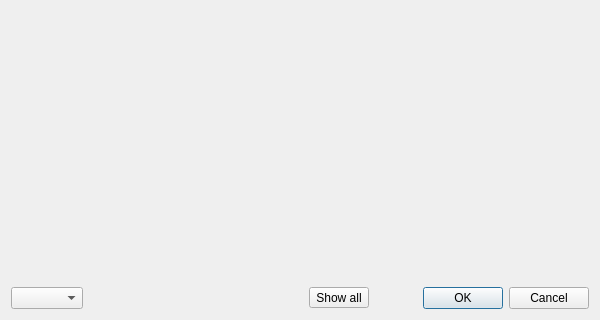
Kuszki/EW-Database, file mergedialog.ui: the form before one commit; both pictures show x 0 to 600 and y 180 to 500 of the 600 by 500 pixel window.
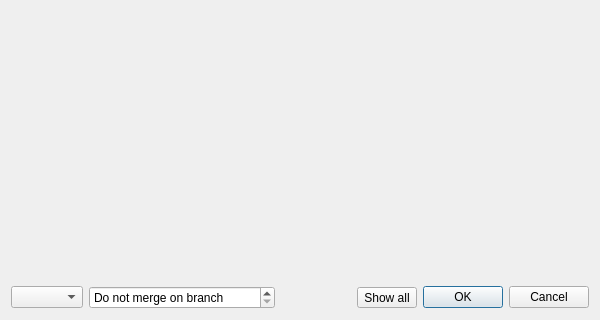
The form after the commit. Icons and pictures are not drawn.

Commit message: Prepare to reimplement merge

The edit to the form file:
```diff
--- a/mergedialog.ui
+++ b/mergedialog.ui
@@ -18,7 +18,7 @@
     <normaloff>.</normaloff>.</iconset>
   </property>
   <layout class="QGridLayout" name="gridLayout">
-   <item row="0" column="0" colspan="4">
+   <item row="0" column="0">
     <widget class="QScrollArea" name="scrollArea">
      <property name="frameShape">
       <enum>QFrame::NoFrame</enum>
@@ -35,7 +35,7 @@
         <x>0</x>
         <y>0</y>
         <width>582</width>
-        <height>448</height>
+        <height>451</height>
        </rect>
       </property>
       <layout class="QVBoxLayout" name="fieldsLayout"/>
@@ -43,9 +43,30 @@
     </widget>
    </item>
    <item row="1" column="0">
+    <layout class="QHBoxLayout" name="horizontalLayout">
+     <item>
     <widget class="QComboBox" name="filterBox"/>
    </item>
-   <item row="1" column="1">
+     <item>
+      <widget class="QDoubleSpinBox" name="angleSpin">
+       <property name="specialValueText">
+        <string>Do not merge on branch</string>
+       </property>
+       <property name="prefix">
+        <string>Merge if angle less then </string>
+       </property>
+       <property name="suffix">
+        <string>°</string>
+       </property>
+       <property name="maximum">
+        <double>5.000000000000000</double>
+       </property>
+       <property name="singleStep">
+        <double>0.100000000000000</double>
+       </property>
+      </widget>
+     </item>
+     <item>
     <spacer name="horizontalSpacer">
      <property name="orientation">
       <enum>Qt::Horizontal</enum>
@@ -58,7 +79,7 @@
      </property>
     </spacer>
    </item>
-   <item row="1" column="2">
+     <item>
     <widget class="QToolButton" name="allButton">
      <property name="text">
       <string>Show all</string>
@@ -72,7 +93,7 @@
      </property>
     </widget>
    </item>
-   <item row="1" column="3">
+     <item>
     <widget class="QDialogButtonBox" name="buttonBox">
      <property name="orientation">
       <enum>Qt::Horizontal</enum>
@@ -81,6 +102,8 @@
       <set>QDialogButtonBox::Cancel|QDialogButtonBox::Ok</set>
      </property>
     </widget>
+     </item>
+    </layout>
    </item>
   </layout>
  </widget>
```
Lines whose indentation alone changed are shown as unchanged. The commit also changes 6 other files.
